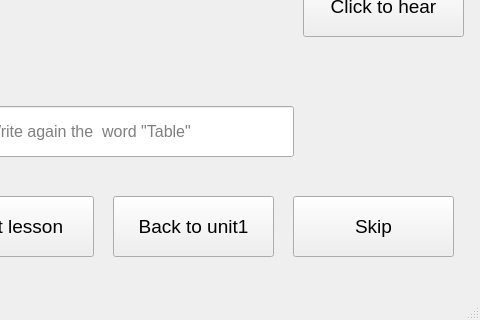
trongphuc1/TL-C4K-PTI01-, file SPCK/Gui/school2.ui: the form before one commit; both pictures show x 527 to 1007 and y 524 to 844 of the 1007 by 844 pixel window.
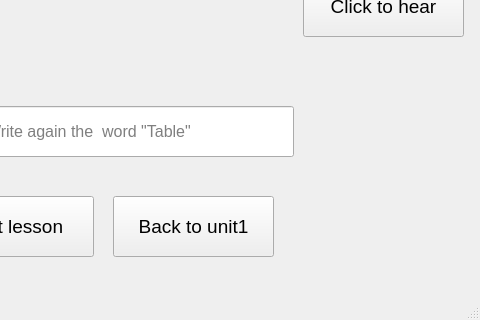
The form after the commit. Icons and pictures are not drawn.

The edit to the form file:
```diff
--- a/SPCK/Gui/school2.ui
+++ b/SPCK/Gui/school2.ui
@@ -278,24 +278,6 @@
      <string>Click to hear</string>
     </property>
    </widget>
-   <widget class="QPushButton" name="pushButton_6">
-    <property name="geometry">
-     <rect>
-      <x>820</x>
-      <y>720</y>
-      <width>161</width>
-      <height>61</height>
-     </rect>
-    </property>
-    <property name="font">
-     <font>
-      <pointsize>14</pointsize>
-     </font>
-    </property>
-    <property name="text">
-     <string>Skip</string>
-    </property>
-   </widget>
    <widget class="QPushButton" name="pushButton_7">
     <property name="geometry">
      <rect>
```
